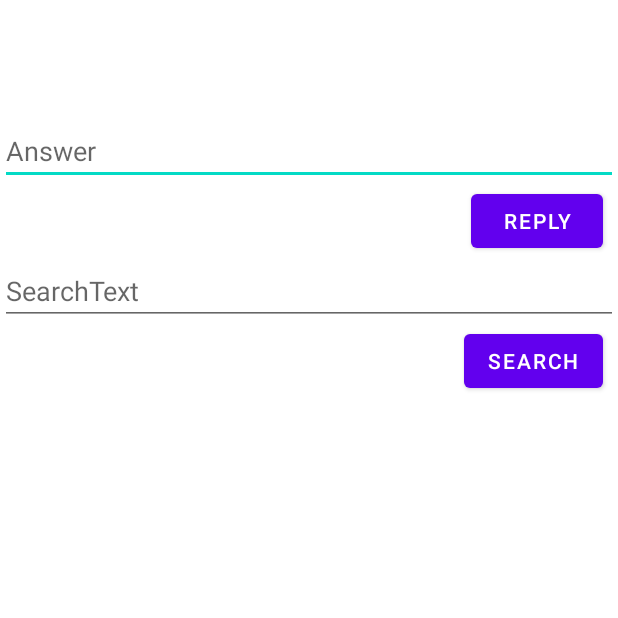
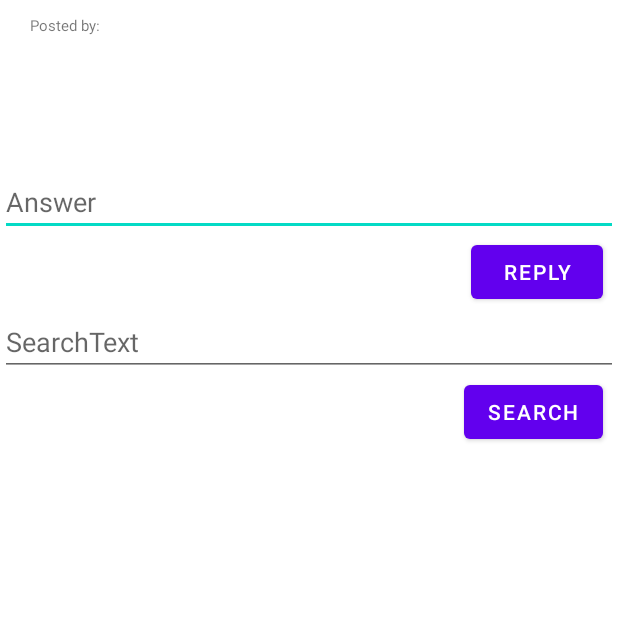
Before and after one commit to CMPUT301W21T24/PenguinDive, an Android app: the AnswerActivity screen opened directly, with no data from a screen before it, on a phone screen of 412 x 824 dp, the top half of it. Run offline under Robolectric (Android 15) with nearby library versions, the phone set to English and light mode, and no system bars; our stand-ins replace Firebase (no records; nobody signed in at launch, a user with empty details on screens opened directly).

Commit message:
added posted by

```diff
--- a/app/src/main/java/com/cmput301/penguindive/AnswerActivity.java
+++ b/app/src/main/java/com/cmput301/penguindive/AnswerActivity.java
@@ -43,6 +43,8 @@ public class AnswerActivity extends AppCompatActivity {
     EditText searchAnswer;
     Button searchAnswerButton;
     String uid;
+    TextView posted;
+    TextView poster;
 
     @Override
     protected void onCreate(Bundle savedInstanceState) {
@@ -55,6 +57,7 @@ public class AnswerActivity extends AppCompatActivity {
         final String q_title = intent.getStringExtra("TITLE");
         final String q_text = intent.getStringExtra("TEXT");
         final String keyword = intent.getStringExtra("KEYWORD");
+        final String question_poster = intent.getStringExtra("POSTERID");
 
         // fetching views
         answerList = findViewById(R.id.answer_list);
@@ -64,9 +67,12 @@ public class AnswerActivity extends AppCompatActivity {
         addAnswerEditText = findViewById(R.id.answer_editText);
         searchAnswer = findViewById(R.id.search_answer);
         searchAnswerButton = findViewById(R.id.search_answer_button);
+        posted = findViewById(R.id.question_posted);
+        poster = findViewById(R.id.question_poster1);
 
         subjectField.setText(q_title);
         questionField.setText(q_text);
+        poster.setText(question_poster);
 
         answerDataList = new ArrayList<>();
 
--- a/app/src/main/java/com/cmput301/penguindive/QuestionActivity.java
+++ b/app/src/main/java/com/cmput301/penguindive/QuestionActivity.java
@@ -182,6 +182,7 @@ public class QuestionActivity extends AppCompatActivity {
                 intent.putExtra("ID", question.getQuestionId());
                 intent.putExtra("TITLE", question.getQuestionTitle());
                 intent.putExtra("TEXT", question.getQuestion());
+                intent.putExtra("POSTERID",question.getQuestionUserId());
                 startActivity(intent);
 
             }
--- a/app/src/main/res/layout/activity_answer.xml
+++ b/app/src/main/res/layout/activity_answer.xml
@@ -2,6 +2,33 @@
 <LinearLayout xmlns:android="http://schemas.android.com/apk/res/android"
     android:orientation="vertical" android:layout_width="match_parent"
     android:layout_height="match_parent">
+
+    <LinearLayout
+        android:layout_width="match_parent"
+        android:layout_height="wrap_content"
+        android:orientation="horizontal"
+        android:layout_margin="10dp">
+
+
+        <TextView
+            android:id="@+id/question_posted"
+            android:layout_width="wrap_content"
+            android:layout_height="wrap_content"
+            android:layout_marginStart="10dp"
+            android:text="Posted by:"
+            android:textSize="10sp">
+        </TextView>
+
+        <TextView
+            android:id="@+id/question_poster1"
+            android:layout_width="wrap_content"
+            android:layout_height="wrap_content"
+            android:layout_marginStart="5dp"
+            android:text="Poster"
+            android:textSize="10sp">
+
+        </TextView>
+    </LinearLayout>
 
 
     <TextView
@@ -25,6 +52,9 @@
         android:textSize="20sp">
 
     </TextView>
+
+
+
 
 
     <EditText
```
